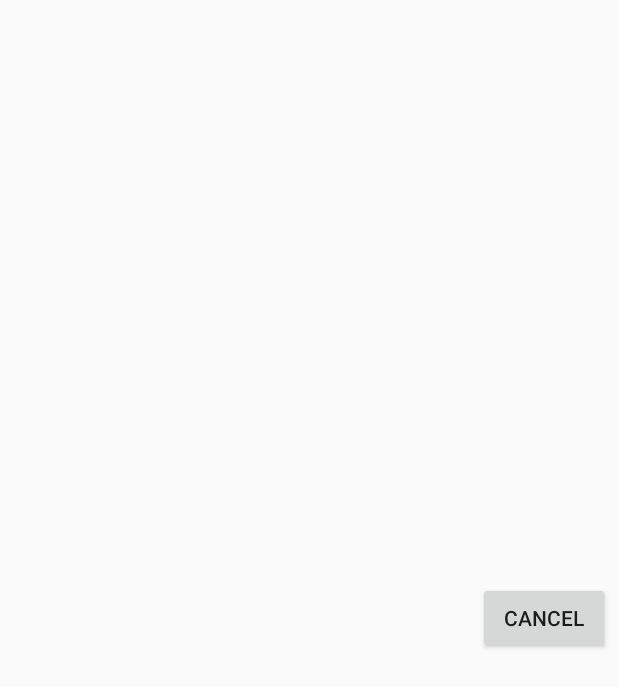
After one commit to mehnazTara/AlarmClock, an Android app: the layout rowlayout.xml on its own in the app's theme, with its tools: preview values and no code run, on a phone screen of 412 x 824 dp. The commit adds this screen. Shown: the top 687 px of the screen. Run offline under Robolectric (Android 15) with nearby library versions, the phone set to English and light mode, and no system bars.

Commit message:
cancel buttons exist but don't work

```diff
--- a/app/src/main/java/com/example/madel/seng403/TimePickerFragment.java
+++ b/app/src/main/java/com/example/madel/seng403/TimePickerFragment.java
@@ -107,7 +107,8 @@ public class TimePickerFragment extends DialogFragment implements TimePickerDial
 
         // creating an intent associated with AlarmReceiver class
         Intent alarmIntent = new Intent(getActivity(), AlarmReceiver.class);
-        final int alarmID = (int) System.currentTimeMillis();
+        //final int alarmID = (int) System.currentTimeMillis();
+        final int alarmID = 0;
         alarmList.add(new AlarmDBItem(targetCal, alarmID));
         saveFile(this.getContext());
         // creating  a pending intent that delays the intent until the specified calender time is reached
--- a/app/src/main/res/layout/fragment_alarm_list.xml
+++ b/app/src/main/res/layout/fragment_alarm_list.xml
@@ -14,7 +14,8 @@
     <ListView android:id="@+id/alarm_list_view"
         android:layout_width="fill_parent"
         android:layout_height="fill_parent"
-        android:dividerHeight="3dip" />
+        android:dividerHeight="3dip"
+        />
 
     <android.support.design.widget.FloatingActionButton
         android:id="@+id/alarm_list_fab"
@@ -36,4 +37,5 @@
         android:src="@drawable/ic_add_black_24dp"
         app:backgroundTint="@android:color/holo_red_dark" />
 
+
 </android.support.design.widget.CoordinatorLayout>
--- /dev/null
+++ b/app/src/main/res/layout/rowlayout.xml
@@ -0,0 +1,25 @@
+<?xml version="1.0" encoding="utf-8"?>
+<RelativeLayout xmlns:android="http://schemas.android.com/apk/res/android"
+    android:layout_width="match_parent"
+    android:layout_height="match_parent" >
+
+    <TextView
+        android:id="@+id/list_item_string"
+        android:layout_width="wrap_content"
+        android:layout_height="wrap_content"
+        android:layout_centerVertical="true"
+        android:layout_alignParentLeft="true"
+        android:paddingLeft="8dp"
+        android:textSize="18sp"
+        android:textStyle="bold" />
+
+    <Button
+        android:id="@+id/delete_btn"
+        android:layout_width="wrap_content"
+        android:layout_height="wrap_content"
+        android:layout_alignParentRight="true"
+        android:layout_centerVertical="true"
+        android:layout_marginRight="5dp"
+        android:text="Cancel" />
+
+</RelativeLayout>
```
Also changed, not shown: app/src/main/java/com/example/madel/seng403/AlarmListFragment.java (+1 -52 lines), app/src/main/java/com/example/madel/seng403/alarmAdapter.java (+31 -1 lines).
